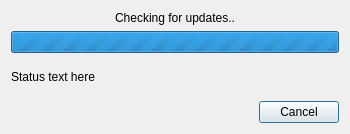
Before: the Qt Designer form src/qt/qt_updatecheckdialog.ui in 86Box/86Box, drawn with Qt 5.
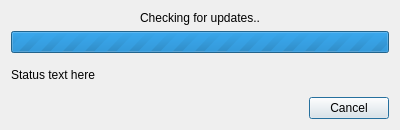
After: the same form once the commit is applied.

Commit message: Manager: Disable resizing the "Searching for VMs" window and the update checker window

Patch:
```diff
--- a/src/qt/qt_updatecheckdialog.ui
+++ b/src/qt/qt_updatecheckdialog.ui
@@ -6,8 +6,8 @@
    <rect>
     <x>0</x>
     <y>0</y>
-    <width>350</width>
-    <height>134</height>
+    <width>400</width>
+    <height>130</height>
    </rect>
   </property>
   <property name="sizePolicy">
```
The commit also changes 2 other files.
